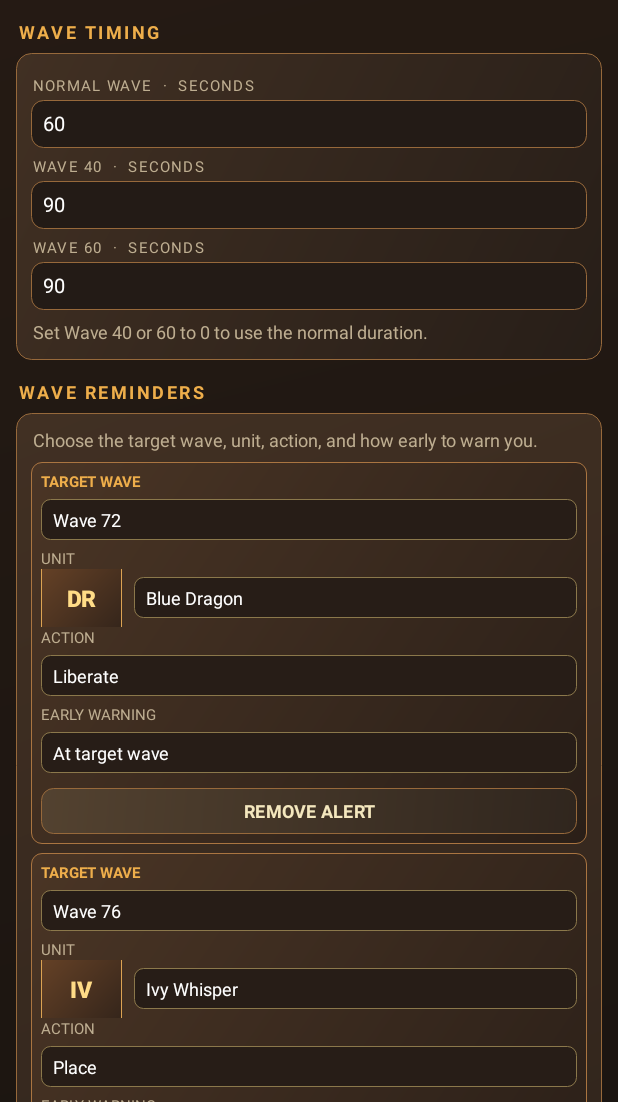
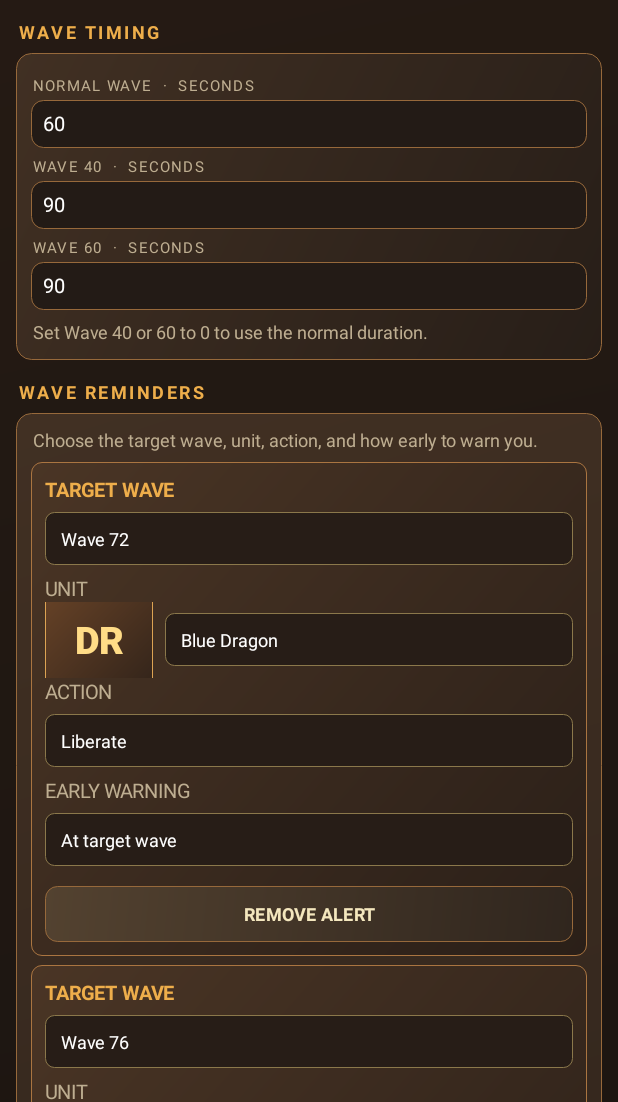
Before and after one commit to yoyoitsyo/CoopTD-App, an Android app: the screen it shows after launch (MainActivity), on a phone screen of 412 x 824 dp, the part 134-1236 px from its top. Run offline under Robolectric (Android 15) with nearby library versions, the phone set to English and light mode, and no system bars.

Commit message:
Enlarge reminder cards and improve text readability

```diff
--- a/app/src/main/java/com/yoyoitsyo/cooptdwall/MainActivity.kt
+++ b/app/src/main/java/com/yoyoitsyo/cooptdwall/MainActivity.kt
@@ -231,7 +231,7 @@ class MainActivity : Activity() {
                 private fun styled(position: Int, convertView: View?, dropdown: Boolean): View {
                     val label = (convertView as? TextView) ?: TextView(this@MainActivity)
                     label.text = options[position]
-                    label.textSize = 12f
+                    label.textSize = 17f
                     label.setTextColor(Color.WHITE)
                     label.gravity = Gravity.CENTER
                     label.textAlignment = View.TEXT_ALIGNMENT_CENTER
@@ -275,7 +275,7 @@ class MainActivity : Activity() {
     private fun addReminderRow(waveValue: Int, unitValue: String, actionValue: String, leadValue: Int) {
         val rowCard = LinearLayout(this).apply {
             orientation = LinearLayout.VERTICAL
-            setPadding(10, 9, 10, 10)
+            setPadding(14, 14, 14, 14)
             background = gradient(intArrayOf(Color.rgb(74, 53, 37), Color.rgb(42, 31, 24)), 7, Color.rgb(170, 117, 65))
         }
         fun spinner(items: List<String>, selected: String): Spinner {
@@ -287,7 +287,7 @@ class MainActivity : Activity() {
                     label.textSize = 12f
                     label.setTextColor(Color.WHITE)
                     label.gravity = Gravity.CENTER_VERTICAL
-                    label.setPadding(12, 8, 12, 8)
+                    label.setPadding(16, 14, 16, 14)
                     label.background = gradient(intArrayOf(
                         if (dropdown) Color.rgb(95, 65, 39) else Color.rgb(39, 29, 23),
                         if (dropdown) Color.rgb(68, 47, 32) else Color.rgb(39, 29, 23)
@@ -298,7 +298,7 @@ class MainActivity : Activity() {
                 override fun getDropDownView(position: Int, convertView: View?, parent: ViewGroup): View = styled(position, convertView, true)
             }
             view.setPopupBackgroundDrawable(gradient(intArrayOf(Color.rgb(65, 46, 31), Color.rgb(29, 23, 19)), 10, Color.rgb(255, 207, 104)))
-            view.minimumHeight = (54 * resources.displayMetrics.density).toInt()
+            view.minimumHeight = (72 * resources.displayMetrics.density).toInt()
             view.setPadding(0, 0, 0, 0)
             view.setSelection(items.indexOf(selected).takeIf { it >= 0 } ?: 0)
             return view
@@ -318,11 +318,11 @@ class MainActivity : Activity() {
         val custom = EditText(this).apply {
             hint = "Custom unit name (optional)"
             setText(if (unitValue !in units) unitValue else "")
-            setTextColor(Color.WHITE); setHintTextColor(muted); textSize = 11f
+            setTextColor(Color.WHITE); setHintTextColor(muted); textSize = 16f
             gravity = Gravity.CENTER_VERTICAL
             includeFontPadding = true
             setSingleLine(true)
-            setPadding(12, 10, 12, 10)
+            setPadding(16, 14, 16, 14)
             background = gradient(intArrayOf(Color.rgb(35, 27, 22), Color.rgb(35, 27, 22)), 8, Color.rgb(151, 105, 59))
             visibility = if (unitValue == "Custom unit" || unitValue !in units) View.VISIBLE else View.GONE
         }
@@ -333,7 +333,7 @@ class MainActivity : Activity() {
                 "Witch Doctor" -> "❖"
                 else -> "★"
             }
-            textSize = 15f
+            textSize = 25f
             gravity = Gravity.CENTER
             typeface = Typeface.create("sans-serif-black", Typeface.BOLD)
             setTextColor(Color.rgb(255, 220, 135))
@@ -352,32 +352,32 @@ class MainActivity : Activity() {
             }
         }
         rowCard.addView(TextView(this).apply {
-            text = "TARGET WAVE"; setTextColor(cyan); textSize = 10f; typeface = Typeface.DEFAULT_BOLD
+            text = "TARGET WAVE"; setTextColor(cyan); textSize = 13f; typeface = Typeface.DEFAULT_BOLD
         })
-        rowCard.addView(wave, LinearLayout.LayoutParams(-1, 56))
+        rowCard.addView(wave, LinearLayout.LayoutParams(-1, 72))
         rowCard.addView(TextView(this).apply {
-            text = "UNIT"; setTextColor(muted); textSize = 10f
+            text = "UNIT"; setTextColor(muted); textSize = 13f
         })
         val unitPicker = LinearLayout(this).apply {
             orientation = LinearLayout.HORIZONTAL
             gravity = Gravity.CENTER_VERTICAL
         }
-        unitPicker.addView(unitPortrait, LinearLayout.LayoutParams((54 * resources.displayMetrics.density).toInt(), (54 * resources.displayMetrics.density).toInt()).apply { rightMargin = (8 * resources.displayMetrics.density).toInt() })
-        unitPicker.addView(unit, LinearLayout.LayoutParams(0, 56, 1f))
-        rowCard.addView(unitPicker, LinearLayout.LayoutParams(-1, 58))
-        rowCard.addView(custom, LinearLayout.LayoutParams(-1, 50))
+        unitPicker.addView(unitPortrait, LinearLayout.LayoutParams((72 * resources.displayMetrics.density).toInt(), (72 * resources.displayMetrics.density).toInt()).apply { rightMargin = (8 * resources.displayMetrics.density).toInt() })
+        unitPicker.addView(unit, LinearLayout.LayoutParams(0, 72, 1f))
+        rowCard.addView(unitPicker, LinearLayout.LayoutParams(-1, 76))
+        rowCard.addView(custom, LinearLayout.LayoutParams(-1, 64))
         rowCard.addView(TextView(this).apply {
-            text = "ACTION"; setTextColor(muted); textSize = 10f
+            text = "ACTION"; setTextColor(muted); textSize = 13f
         })
-        rowCard.addView(action, LinearLayout.LayoutParams(-1, 56))
+        rowCard.addView(action, LinearLayout.LayoutParams(-1, 72))
         rowCard.addView(TextView(this).apply {
-            text = "EARLY WARNING"; setTextColor(muted); textSize = 10f
+            text = "EARLY WARNING"; setTextColor(muted); textSize = 13f
         })
-        rowCard.addView(lead, LinearLayout.LayoutParams(-1, 56))
+        rowCard.addView(lead, LinearLayout.LayoutParams(-1, 72))
         rowCard.addView(actionButton("REMOVE ALERT", false) {
             reminderRows.removeAll { it.wave === wave }
             reminderList.removeView(rowCard)
-        }, LinearLayout.LayoutParams(-1, 46).apply { topMargin = 7 })
+        }, LinearLayout.LayoutParams(-1, 56).apply { topMargin = 10 })
         reminderRows.add(ReminderRow(wave, unit, action, lead, custom))
         reminderList.addView(rowCard, LinearLayout.LayoutParams(-1, -2).apply { bottomMargin = 9 })
     }
```
